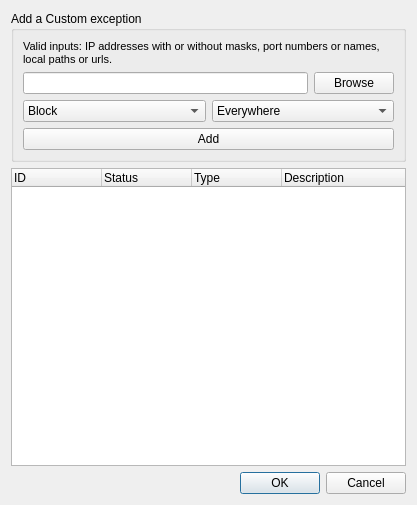
First picture: the form in pgl/pgl-gui.qt/ui/add_exception.ui, repository okyes/peerguardian, before the edit.
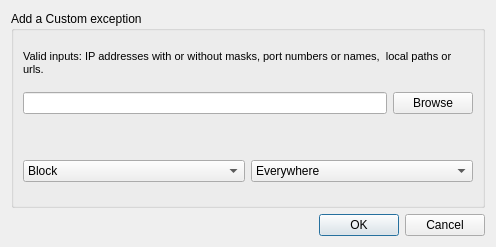
Second picture: the form after the edit.

Commit message: Removed QTreeWidget. Removeed the Add button.

The edit to the form file:
```diff
--- a/pgl/pgl-gui.qt/ui/add_exception.ui
+++ b/pgl/pgl-gui.qt/ui/add_exception.ui
@@ -6,8 +6,8 @@
    <rect>
     <x>0</x>
     <y>0</y>
-    <width>417</width>
-    <height>505</height>
+    <width>496</width>
+    <height>247</height>
    </rect>
   </property>
   <property name="windowTitle">
@@ -68,6 +68,56 @@
         </item>
        </layout>
       </item>
+      <item>
+       <widget class="QLabel" name="m_errorLabel">
+        <property name="sizePolicy">
+         <sizepolicy hsizetype="Preferred" vsizetype="Fixed">
+          <horstretch>0</horstretch>
+          <verstretch>0</verstretch>
+         </sizepolicy>
+        </property>
+        <property name="palette">
+         <palette>
+          <active>
+           <colorrole role="Text">
+            <brush brushstyle="SolidPattern">
+             <color alpha="255">
+              <red>255</red>
+              <green>0</green>
+              <blue>0</blue>
+             </color>
+            </brush>
+           </colorrole>
+          </active>
+          <inactive>
+           <colorrole role="Text">
+            <brush brushstyle="SolidPattern">
+             <color alpha="255">
+              <red>255</red>
+              <green>0</green>
+              <blue>0</blue>
+             </color>
+            </brush>
+           </colorrole>
+          </inactive>
+          <disabled>
+           <colorrole role="Text">
+            <brush brushstyle="SolidPattern">
+             <color alpha="255">
+              <red>159</red>
+              <green>158</green>
+              <blue>158</blue>
+             </color>
+            </brush>
+           </colorrole>
+          </disabled>
+         </palette>
+        </property>
+        <property name="text">
+         <string/>
+        </property>
+       </widget>
+      </item>
       <item>
        <layout class="QHBoxLayout" name="horizontalLayout_2">
         <item>
@@ -110,49 +160,9 @@
         </item>
        </layout>
       </item>
-      <item>
-       <widget class="QPushButton" name="m_addButton">
-        <property name="enabled">
-         <bool>true</bool>
-        </property>
-        <property name="text">
-         <string>Add</string>
-        </property>
-       </widget>
-      </item>
      </layout>
     </widget>
    </item>
-   <item>
-    <widget class="QTreeWidget" name="m_exceptionTreeWidget">
-     <attribute name="headerDefaultSectionSize">
-      <number>90</number>
-     </attribute>
-     <attribute name="headerMinimumSectionSize">
-      <number>25</number>
-     </attribute>
-     <column>
-      <property name="text">
-       <string>ID</string>
-      </property>
-     </column>
-     <column>
-      <property name="text">
-       <string>Status</string>
-      </property>
-     </column>
-     <column>
-      <property name="text">
-       <string>Type</string>
-      </property>
-     </column>
-     <column>
-      <property name="text">
-       <string>Description</string>
-      </property>
-     </column>
-    </widget>
-   </item>
    <item>
     <widget class="QDialogButtonBox" name="buttonBox">
      <property name="orientation">
```
